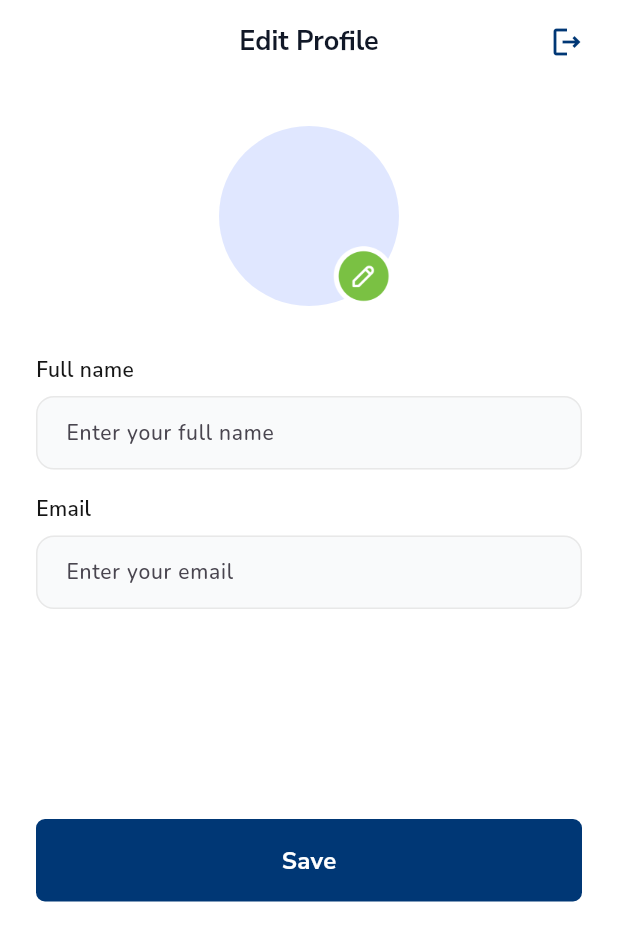
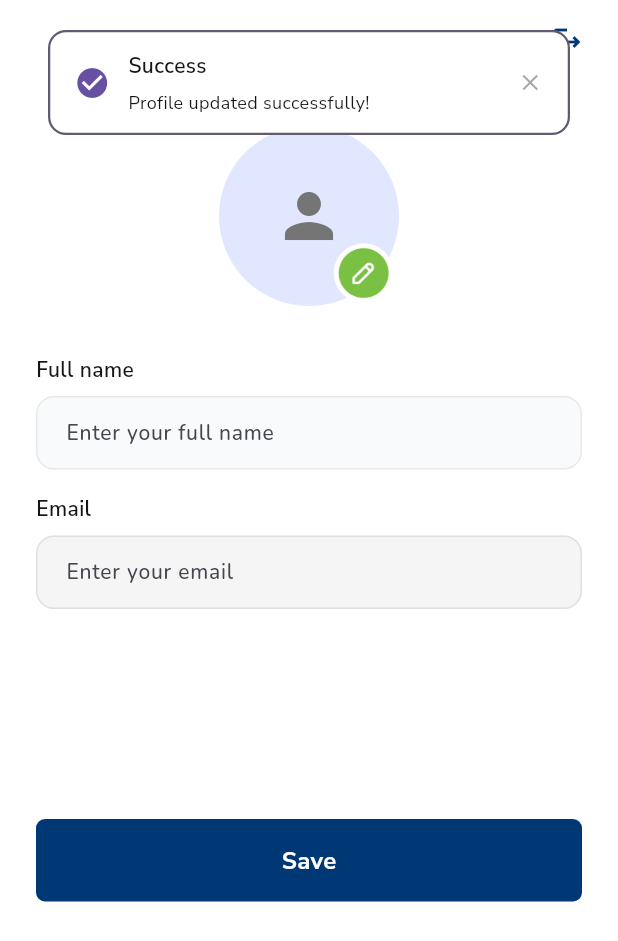
Before and after one commit to terabitdev/Storifuel, a Flutter app: the ProfileScreen screen opened by its route, after a tap on "Save", on a phone screen of 412 x 824 dp. Shown: the top 941 px of the screen. Run offline on Flutter 3.47's test engine with Material 3 defaults, Android fonts, the phone set to English and light mode, and no system bars; drawn by our look-alikes of toastification; our stand-ins replace cloud_firestore, dotted_border, firebase_auth, firebase_core, firebase_storage, flutter_svg and 6 more; accounts and stored records are empty; project files that could hold a hidden picture were left out.

Commit message:
Changes made

```diff
--- a/lib/core/constants/app_images.dart
+++ b/lib/core/constants/app_images.dart
@@ -34,4 +34,5 @@ class AppImages {
   static const String shareIcon = 'assets/icons/share.svg';
   static const String pdfIcon = 'assets/images/download.png';
   static const String messageEditIcon = 'assets/images/message-edit.png';
+  static const String imageEditIcon = 'assets/images/image-edit.png';
 }
--- a/lib/services/firebase/auth_service.dart
+++ b/lib/services/firebase/auth_service.dart
@@ -71,6 +71,7 @@ class AuthService {
       await _firestore.collection('users').doc(userId).set({
         'email': email,
         'fullName': fullName ?? '',
+        'profileImageUrl': '',
         'createdAt': FieldValue.serverTimestamp(),
         'updatedAt': FieldValue.serverTimestamp(),
       });
--- a/lib/view/profile/profile_screen.dart
+++ b/lib/view/profile/profile_screen.dart
@@ -4,29 +4,55 @@ import 'package:storifuel/core/constants/app_colors.dart';
 import 'package:storifuel/core/theme/app_fonts.dart';
 import 'package:storifuel/core/utils/toast.dart';
 import 'package:storifuel/view_model/Auth/auth_provider.dart';
+import 'package:storifuel/view_model/profile/profile_provider.dart';
 import 'package:storifuel/widgets/common/round_button.dart';
 import 'package:storifuel/widgets/profile/profile_textfield.dart';
+import 'package:storifuel/widgets/profile/profile_avatar.dart';
 
-class ProfileScreen extends StatelessWidget {
+class ProfileScreen extends StatefulWidget {
   const ProfileScreen({super.key});
 
   @override
+  State<ProfileScreen> createState() => _ProfileScreenState();
+}
+
+class _ProfileScreenState extends State<ProfileScreen> {
+  late ProfileProvider _profileProvider;
+
+  @override
+  void initState() {
+    super.initState();
+    _profileProvider = ProfileProvider();
+    WidgetsBinding.instance.addPostFrameCallback((_) {
+      _profileProvider.loadProfile();
+    });
+  }
+
+  @override
+  void dispose() {
+    _profileProvider.dispose();
+    super.dispose();
+  }
+
+  @override
   Widget build(BuildContext context) {
-    return Scaffold(
+    return ChangeNotifierProvider.value(
+      value: _profileProvider,
+      child: Scaffold(
         resizeToAvoidBottomInset: true,
         appBar: AppBar(
           actions: [
             IconButton(
-            icon: Icon(Icons.logout_outlined,color: secondaryColor,),
+              icon: Icon(Icons.logout_outlined, color: secondaryColor),
               onPressed: () {
                 showLogoutDialog(context);
               },
             ),
-          SizedBox(width: 10),
+            const SizedBox(width: 10),
           ],
           backgroundColor: Colors.white,
           scrolledUnderElevation: 0,
-        automaticallyImplyLeading: false, // removes back arrow
+          automaticallyImplyLeading: false,
           elevation: 0,
           centerTitle: true,
           title: Text(
@@ -34,42 +60,64 @@ class ProfileScreen extends StatelessWidget {
             style: nunitoSans18w700,
           ),
         ),
-      body: SingleChildScrollView(
+        body: Consumer<ProfileProvider>(
+          builder: (context, profileProvider, child) {
+            return SingleChildScrollView(
               child: Padding(
                 padding: const EdgeInsets.symmetric(horizontal: 24, vertical: 16),
                 child: Column(
                   crossAxisAlignment: CrossAxisAlignment.center,
                   children: [
                     const SizedBox(height: 12),
-              Stack(
-                alignment: Alignment.bottomRight,
-                children: [
-                  const CircleAvatar(
-                    radius: 60,
-                    backgroundColor: Color(0xFFE0E7FF),
+                    ProfileAvatar(
+                      imageUrl: profileProvider.profileImageUrl,
+                      selectedImage: profileProvider.selectedImage,
+                      onImageSelected: profileProvider.setSelectedImage,
                     ),
-                  Positioned(
-                    right: 4,
-                    child: Image.asset(
-                      "assets/images/image-edit.png",
-                      height: 40,
-                      width: 40,
+                    const SizedBox(height: 32),
+                    ProfileCustomTextField(
+                      label: "Full name",
+                      hint: "Enter your full name",
+                      controller: profileProvider.nameController,
                     ),
+                    const SizedBox(height: 16),
+                    ProfileCustomTextField(
+                      label: "Email",
+                      hint: "Enter your email",
+                      controller: profileProvider.emailController,
+                      readOnly: true,
+                    ),
+                    const SizedBox(height: 140),
+                    RoundButton(
+                      text: "Save",
+                      isLoading: profileProvider.isUpdating,
+                      onPressed: profileProvider.isUpdating
+                          ? null
+                          : () => _handleSave(context, profileProvider),
                     ),
                   ],
                 ),
-
-              const SizedBox(height: 32),
-              ProfileCustomTextField(label: "Full name", hint: "Enter your full name"),
-              const SizedBox(height: 16),
-              ProfileCustomTextField(label: "Email", hint: "Enter your email"),
-              const SizedBox(height: 140),
-              RoundButton(text: "Save", onPressed: () {}),
-            ],
               ),
+            );
+          },
         ),
       ),
     );
+  }
+
+  Future<void> _handleSave(BuildContext context, ProfileProvider profileProvider) async {
+    try {
+      final success = await profileProvider.updateProfile();
+      if (success && context.mounted) {
+        showSuccessToast(context, 'Profile updated successfully!');
+      } else if (context.mounted) {
+        showErrorToast(context, 'Failed to update profile');
+      }
+    } catch (e) {
+      if (context.mounted) {
+        showErrorToast(context, 'Error updating profile: $e');
+      }
+    }
   }
 }
 
--- /dev/null
+++ b/lib/view_model/profile/profile_provider.dart
@@ -0,0 +1,131 @@
+import 'package:flutter/material.dart';
+import 'dart:io';
+import 'package:firebase_storage/firebase_storage.dart';
+import 'package:storifuel/services/firebase/auth_service.dart';
+
+class ProfileProvider extends ChangeNotifier {
+  final AuthService _authService = AuthService();
+  final FirebaseStorage _storage = FirebaseStorage.instance;
+
+  final TextEditingController nameController = TextEditingController();
+  final TextEditingController emailController = TextEditingController();
+
+  String? _profileImageUrl;
+  File? _selectedImage;
+  bool _isLoading = false;
+  bool _isUpdating = false;
+
+  String? get profileImageUrl => _profileImageUrl;
+  File? get selectedImage => _selectedImage;
+  bool get isLoading => _isLoading;
+  bool get isUpdating => _isUpdating;
+
+  // Load user profile data
+  Future<void> loadProfile() async {
+    try {
+      final userId = _authService.currentUserId;
+      if (userId != null) {
+        final userData = await _authService.getUserData(userId);
+
+        if (userData != null) {
+          nameController.text = userData['fullName'] ?? '';
+          emailController.text = userData['email'] ?? '';
+          _profileImageUrl = userData['profileImageUrl'];
+          notifyListeners();
+        }
+      }
+    } catch (e) {
+      print('Error loading profile: $e');
+    }
+  }
+
+  // Set selected image
+  void setSelectedImage(File? image) {
+    _selectedImage = image;
+    notifyListeners();
+  }
+
+  // Upload profile image to Firebase Storage
+  Future<String?> _uploadProfileImage(File imageFile) async {
+    try {
+      final userId = _authService.currentUserId;
+      if (userId == null) return null;
+
+      final fileName = 'profile_${userId}_${DateTime.now().millisecondsSinceEpoch}.jpg';
+      final ref = _storage.ref().child('profile_images').child(fileName);
+
+      final uploadTask = ref.putFile(imageFile);
+      final snapshot = await uploadTask;
+
+      return await snapshot.ref.getDownloadURL();
+    } catch (e) {
+      print('Error uploading profile image: $e');
+      return null;
+    }
+  }
+
+  // Delete old profile image from Firebase Storage
+  Future<void> _deleteOldProfileImage(String imageUrl) async {
+    try {
+      final ref = _storage.refFromURL(imageUrl);
+      await ref.delete();
+    } catch (e) {
+      print('Error deleting old profile image: $e');
+      // Continue even if deletion fails
+    }
+  }
+
+  // Update profile
+  Future<bool> updateProfile() async {
+    try {
+      _isUpdating = true;
+      notifyListeners();
+
+      final userId = _authService.currentUserId;
+      if (userId == null) {
+        throw Exception('User not authenticated');
+      }
+
+      String? newImageUrl = _profileImageUrl;
+
+      // Upload new image if selected
+      if (_selectedImage != null) {
+        // Delete old image if exists
+        if (_profileImageUrl != null && _profileImageUrl!.isNotEmpty) {
+          await _deleteOldProfileImage(_profileImageUrl!);
+        }
+
+        // Upload new image
+        newImageUrl = await _uploadProfileImage(_selectedImage!);
+        if (newImageUrl != null) {
+          _profileImageUrl = newImageUrl;
+        }
+      }
+
+      // Update user data in Firestore
+      await _authService.updateUserData(userId, {
+        'fullName': nameController.text.trim(),
+        'profileImageUrl': newImageUrl,
+      });
+
+      // Clear selected image after successful update
+      _selectedImage = null;
+
+      print('Profile updated successfully');
+      return true;
+    } catch (e) {
+      print('Error updating profile: $e');
+      return false;
+    } finally {
+      _isUpdating = false;
+      notifyListeners();
+    }
+  }
+
+  @override
+  void dispose() {
+    nameController.dispose();
+    emailController.dispose();
+    super.dispose();
+  }
+}
--- /dev/null
+++ b/lib/widgets/profile/profile_avatar.dart
@@ -0,0 +1,180 @@
+import 'package:flutter/material.dart';
+import 'package:image_picker/image_picker.dart';
+import 'dart:io';
+import 'package:storifuel/core/constants/app_colors.dart';
+import 'package:storifuel/core/constants/app_images.dart';
+import 'package:storifuel/core/theme/app_fonts.dart';
+
+class ProfileAvatar extends StatelessWidget {
+  final String? imageUrl;
+  final File? selectedImage;
+  final Function(File?)? onImageSelected;
+  final double radius;
+
+  const ProfileAvatar({
+    super.key,
+    this.imageUrl,
+    this.selectedImage,
+    this.onImageSelected,
+    this.radius = 60,
+  });
+
+  @override
+  Widget build(BuildContext context) {
+    return GestureDetector(
+      onTap: () => _showImagePickerOptions(context),
+      child: Stack(
+        alignment: Alignment.bottomRight,
+        children: [
+          CircleAvatar(
+            radius: radius,
+            backgroundColor: const Color(0xFFE0E7FF),
+            backgroundImage: _getImageProvider(),
+            child: _getImageProvider() == null
+                ? Icon(
+                    Icons.person,
+                    size: radius * 0.8,
+                    color: Colors.grey.shade600,
+                  )
+                : null,
+          ),
+          Positioned(
+            right: 4,
+            bottom: 2,
+            child: Image.asset(
+              AppImages.imageEditIcon,
+              width: 40,
+              height: 40,
+            ),
+          ),
+        ],
+      ),
+    );
+  }
+
+  ImageProvider? _getImageProvider() {
+    if (selectedImage != null) {
+      return FileImage(selectedImage!);
+    } else if (imageUrl != null && imageUrl!.isNotEmpty) {
+      return NetworkImage(imageUrl!);
+    }
+    return null;
+  }
+
+  void _showImagePickerOptions(BuildContext context) {
+    showModalBottomSheet(
+      context: context,
+      backgroundColor: Colors.transparent,
+      builder: (context) => Container(
+        decoration: const BoxDecoration(
+          color: Colors.white,
+          borderRadius: BorderRadius.only(
+            topLeft: Radius.circular(20),
+            topRight: Radius.circular(20),
+          ),
+        ),
+        child: Column(
+          mainAxisSize: MainAxisSize.min,
+          children: [
+            Container(
+              width: 40,
+              height: 6,
+              margin: const EdgeInsets.only(top: 12, bottom: 24),
+              decoration: BoxDecoration(
+                color: const Color(0xFFF3F4F6),
+                borderRadius: BorderRadius.circular(2),
+              ),
+            ),
+            Text(
+              'Update Profile Picture',
+              style: outfit16w500.copyWith(color: Colors.black),
+            ),
+            const SizedBox(height: 24),
+            Padding(
+              padding: const EdgeInsets.symmetric(horizontal: 24),
+              child: Column(
+                children: [
+                  _buildOptionTile(
+                    context: context,
+                    icon: Icons.photo_library,
+                    title: 'Choose from Gallery',
+                    onTap: () => _pickImage(context, ImageSource.gallery),
+                  ),
+                  const SizedBox(height: 16),
+                  _buildOptionTile(
+                    context: context,
+                    icon: Icons.camera_alt,
+                    title: 'Take Photo',
+                    onTap: () => _pickImage(context, ImageSource.camera),
+                  ),
+                  if (imageUrl != null || selectedImage != null) ...[
+                    const SizedBox(height: 16),
+                    _buildOptionTile(
+                      context: context,
+                      icon: Icons.delete_outline,
+                      title: 'Remove Photo',
+                      onTap: () => _removeImage(context),
+                    ),
+                  ],
+                ],
+              ),
+            ),
+            const SizedBox(height: 32),
+          ],
+        ),
+      ),
+    );
+  }
+
+  Widget _buildOptionTile({
+    required BuildContext context,
+    required IconData icon,
+    required String title,
+    required VoidCallback onTap,
+  }) {
+    return GestureDetector(
+      onTap: onTap,
+      child: Container(
+        padding: const EdgeInsets.symmetric(vertical: 16, horizontal: 20),
+        decoration: BoxDecoration(
+          color: primaryColor,
+          borderRadius: BorderRadius.circular(12),
+          border: Border.all(color: Colors.grey.shade300),
+        ),
+        child: Row(
+          children: [
+            Icon(icon, color: secondaryColor, size: 24),
+            const SizedBox(width: 16),
+            Text(
+              title,
+              style: outfit16w500.copyWith(color: Colors.black),
+            ),
+          ],
+        ),
+      ),
+    );
+  }
+
+  void _pickImage(BuildContext context, ImageSource source) async {
+    Navigator.pop(context);
+    try {
+      final ImagePicker picker = ImagePicker();
+      final XFile? image = await picker.pickImage(
+        source: source,
+        imageQuality: 80,
+        maxWidth: 800,
+        maxHeight: 800,
+      );
+      if (image != null) {
+        onImageSelected?.call(File(image.path));
+      }
+    } catch (e) {
+      print('Error picking image: $e');
+    }
+  }
+
+  void _removeImage(BuildContext context) {
+    Navigator.pop(context);
+    onImageSelected?.call(null);
+  }
+}
--- a/lib/widgets/profile/profile_textfield.dart
+++ b/lib/widgets/profile/profile_textfield.dart
@@ -6,12 +6,14 @@ class ProfileCustomTextField extends StatelessWidget {
   final String label;
   final String hint;
   final TextEditingController? controller;
+  final bool readOnly;
 
   const ProfileCustomTextField({
     super.key,
     required this.label,
     required this.hint,
     this.controller,
+    this.readOnly = false,
   });
 
   @override
@@ -25,12 +27,15 @@ class ProfileCustomTextField extends StatelessWidget {
         ),
         const SizedBox(height: 8),
         TextField(
-          style: nunito14w500,
+          style: nunito14w500.copyWith(
+            color: readOnly ? Colors.grey.shade600 : Colors.black,
+          ),
           controller: controller,
+          readOnly: readOnly,
           decoration: InputDecoration(
             hintText: hint,
             filled: true,
-            fillColor: Color(0xFFF9FAFB),
+            fillColor: readOnly ? Colors.grey.shade100 : Color(0xFFF9FAFB),
             contentPadding:
                 const EdgeInsets.symmetric(horizontal: 16, vertical: 14),
             border: OutlineInputBorder(
@@ -39,11 +44,15 @@ class ProfileCustomTextField extends StatelessWidget {
             ),
             enabledBorder: OutlineInputBorder(
               borderRadius: BorderRadius.circular(12),
-          borderSide: BorderSide(color: outlineInputColor),
+              borderSide: BorderSide(
+                color: readOnly ? Colors.grey.shade300 : outlineInputColor
+              ),
             ),
             focusedBorder: OutlineInputBorder(
               borderRadius: BorderRadius.circular(12),
-          borderSide: BorderSide(color: secondaryColor),
+              borderSide: BorderSide(
+                color: readOnly ? Colors.grey.shade300 : secondaryColor
+              ),
             ),
           ),
       )]);
```
Also changed, not shown: lib/services/firebase/story_service.dart (+13 -1 lines), lib/view/story/create_story_screen.dart (+32 -6 lines), lib/view/story_details/story_details_screen.dart (+12 -1 lines), lib/view_model/story/story_provider.dart (+57 -0 lines), lib/widgets/story/media_uploader.dart (+8 -3 lines). Lines whose indentation alone changed are shown as unchanged.
